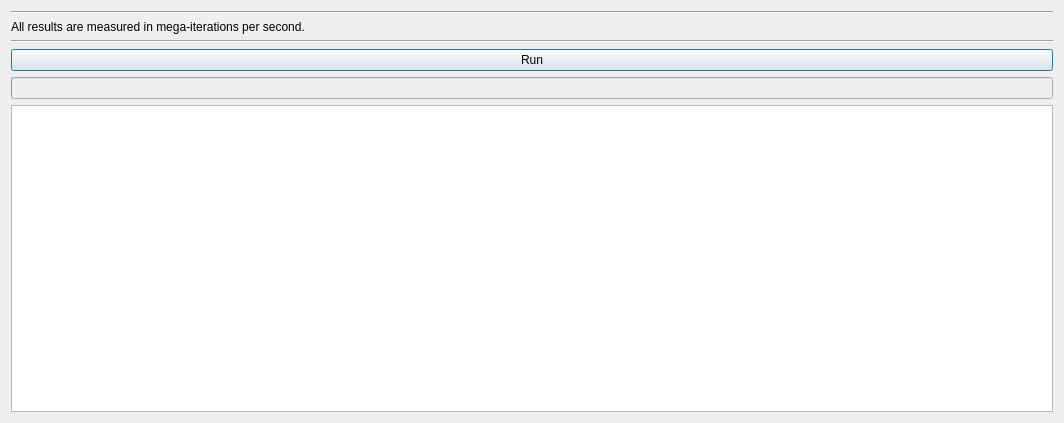
Before: the Qt Designer form benchmarks.ui in QlowB/Almond, drawn with Qt 5.
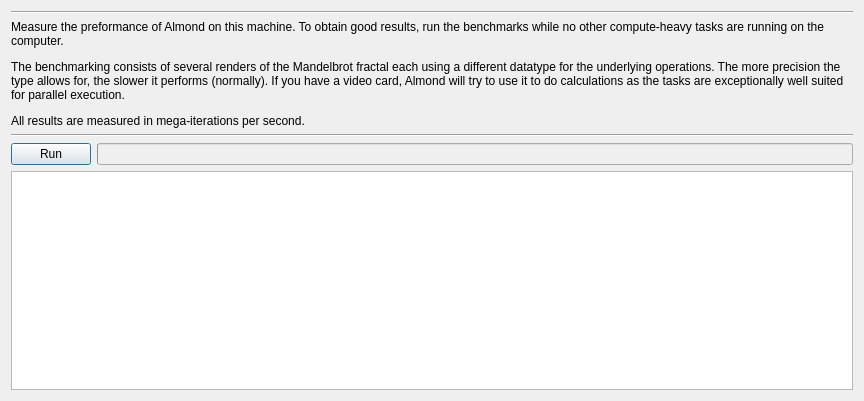
After: the same form once the commit is applied.

```diff
--- a/benchmarks.ui
+++ b/benchmarks.ui
@@ -6,8 +6,8 @@
    <rect>
     <x>0</x>
     <y>0</y>
-    <width>1064</width>
-    <height>423</height>
+    <width>864</width>
+    <height>401</height>
    </rect>
   </property>
   <property name="windowTitle">
@@ -25,8 +25,17 @@
      </item>
      <item>
       <widget class="QLabel" name="label">
+       <property name="sizePolicy">
+        <sizepolicy hsizetype="Minimum" vsizetype="Minimum">
+         <horstretch>0</horstretch>
+         <verstretch>0</verstretch>
+        </sizepolicy>
+       </property>
        <property name="text">
-        <string>All results are measured in mega-iterations per second.</string>
+        <string>&lt;html&gt;&lt;head/&gt;&lt;body&gt;&lt;p&gt;Measure the preformance of Almond on this machine. To obtain good results, run the benchmarks while no other compute-heavy tasks are running on the computer.&lt;/p&gt;&lt;p&gt;The benchmarking consists of several renders of the Mandelbrot fractal each using a different datatype for the underlying operations. The more precision the type allows for, the slower it performs (normally). If you have a video card, Almond will try to use it to do calculations as the tasks are exceptionally well suited for parallel execution.&lt;/p&gt;&lt;p&gt;All results are measured in mega-iterations per second.&lt;/p&gt;&lt;/body&gt;&lt;/html&gt;</string>
+       </property>
+       <property name="wordWrap">
+        <bool>true</bool>
        </property>
       </widget>
      </item>
@@ -38,6 +47,8 @@
       </widget>
      </item>
      <item>
+      <layout class="QHBoxLayout" name="horizontalLayout">
+       <item>
       <widget class="QPushButton" name="run">
        <property name="text">
         <string>Run</string>
@@ -63,26 +74,16 @@
        </property>
       </widget>
      </item>
+      </layout>
+     </item>
      <item>
       <widget class="QTableWidget" name="tableWidget">
        <property name="editTriggers">
         <set>QAbstractItemView::NoEditTriggers</set>
        </property>
-       <property name="alternatingRowColors">
-        <bool>true</bool>
-       </property>
-       <property name="verticalScrollMode">
-        <enum>QAbstractItemView::ScrollPerPixel</enum>
-       </property>
-       <property name="horizontalScrollMode">
-        <enum>QAbstractItemView::ScrollPerPixel</enum>
-       </property>
-       <property name="rowCount">
-        <number>0</number>
-       </property>
-       <property name="columnCount">
-        <number>0</number>
-       </property>
+       <attribute name="horizontalHeaderMinimumSectionSize">
+        <number>130</number>
+       </attribute>
       </widget>
      </item>
     </layout>
```
Lines whose indentation alone changed are shown as unchanged.
